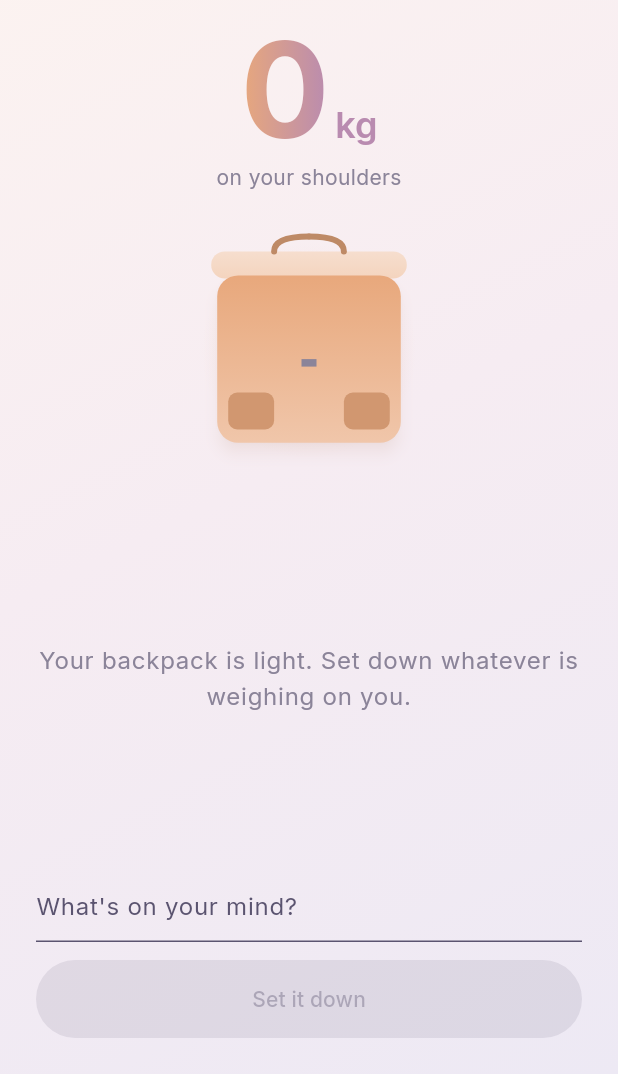
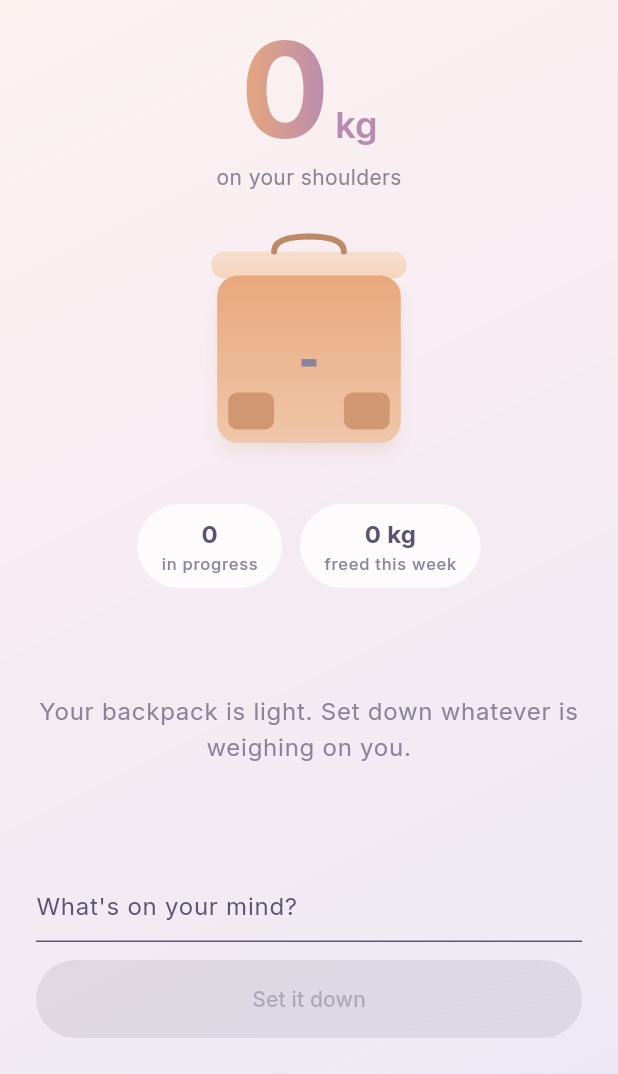
Before and after one commit to DelukDoabi/Mindow, a Flutter app: the HomeScreen screen opened by its route, on a phone screen of 412 x 824 dp, the part 162-1236 px from its top. Run offline on Flutter 3.47's test engine with Material 3 defaults, Android fonts, the phone set to English and light mode, and no system bars; our stand-ins replace flutter_riverpod, freezed_annotation, go_router, google_fonts, hive_ce, hive_ce_flutter and 3 more; missing offline and left inert: posthog_flutter; accounts and stored records are empty; generated files the repository leaves out were written again.

Commit message:
feat(mental-load): open-items count & weekly progression stat pills (Story 2.7)
Add two glass stat pills below the backpack on Home:
- Pill A: bold open-items count + muted "en cours" label
- Pill B: bold "0 kg" (stub for Epic 3) + muted "libérés cette semaine" label

New files:
- lib/features/mental_load/domain/weekly_progression_projection.dart
- lib/features/mental_load/presentation/stat_pill_row.dart
- test/features/mental_load/domain/weekly_progression_projection_test.dart
- test/features/mental_load/presentation/stat_pill_row_test.dart

Modified:
- mental_load_providers.dart: add @riverpod weeklyProgressionProvider
- mental_load_providers.g.dart: regenerated
- home_screen.dart: wire StatPillRow between backpack and expanded list
- app_fr.arb / app_en.arb: statPillOpenCountLabel, statPillKgFreedValue, statPillKgFreedLabel
- backpack_widget.dart: fix curly_braces_in_flow_control_structures lint
- test/core/router/app_router_test.dart: override weeklyProgressionProvider + tall viewport
- test/features/brain_dump/presentation/home_screen_test.dart: same

147/147 tests green, 0 analyze issues

```diff
--- a/_bmad-output/implementation-artifacts/sprint-status.yaml
+++ b/_bmad-output/implementation-artifacts/sprint-status.yaml
@@ -61,7 +61,7 @@ development_status:
   2-4-edit-and-delete-a-preoccupation: done
   2-5-display-current-mental-load: review
   2-6-animated-backpack-visualization: review
-  2-7-open-items-count-weekly-progression: backlog
+  2-7-open-items-count-weekly-progression: review
   epic-2-retrospective: optional
 
   # Epic 3: Daily Mission, Validation & History
--- a/assets/l10n/app_en.arb
+++ b/assets/l10n/app_en.arb
@@ -395,5 +395,23 @@
   "loadBandTresLourd": "very heavy",
   "@loadBandTresLourd": {
     "description": "Load band label: very heavy (80+ kg)."
+  },
+  "statPillOpenCountLabel": "in progress",
+  "@statPillOpenCountLabel": {
+    "description": "Muted label below the open preoccupations count pill."
+  },
+  "statPillKgFreedValue": "{kg} kg",
+  "@statPillKgFreedValue": {
+    "description": "Bold value shown in the kg-freed stat pill.",
+    "placeholders": {
+      "kg": {
+        "type": "int",
+        "description": "Kilograms freed this week."
+      }
+    }
+  },
+  "statPillKgFreedLabel": "freed this week",
+  "@statPillKgFreedLabel": {
+    "description": "Muted label below the kg-freed this week stat pill."
   }
 }
--- a/lib/core/l10n/app_localizations.dart
+++ b/lib/core/l10n/app_localizations.dart
@@ -673,6 +673,24 @@ abstract class AppLocalizations {
   /// In en, this message translates to:
   /// **'very heavy'**
   String get loadBandTresLourd;
+
+  /// Muted label below the open preoccupations count pill.
+  ///
+  /// In en, this message translates to:
+  /// **'in progress'**
+  String get statPillOpenCountLabel;
+
+  /// Bold value shown in the kg-freed stat pill.
+  ///
+  /// In en, this message translates to:
+  /// **'{kg} kg'**
+  String statPillKgFreedValue(int kg);
+
+  /// Muted label below the kg-freed this week stat pill.
+  ///
+  /// In en, this message translates to:
+  /// **'freed this week'**
+  String get statPillKgFreedLabel;
 }
 
 class _AppLocalizationsDelegate
--- a/lib/core/l10n/app_localizations_en.dart
+++ b/lib/core/l10n/app_localizations_en.dart
@@ -314,4 +314,15 @@ class AppLocalizationsEn extends AppLocalizations {
 
   @override
   String get loadBandTresLourd => 'very heavy';
+
+  @override
+  String get statPillOpenCountLabel => 'in progress';
+
+  @override
+  String statPillKgFreedValue(int kg) {
+    return '$kg kg';
+  }
+
+  @override
+  String get statPillKgFreedLabel => 'freed this week';
 }
--- a/lib/features/brain_dump/presentation/home_screen.dart
+++ b/lib/features/brain_dump/presentation/home_screen.dart
@@ -14,6 +14,7 @@ import 'package:mindow/features/brain_dump/presentation/crisis_support_view.dart
 import 'package:mindow/features/brain_dump/presentation/edit_preoccupation_sheet.dart';
 import 'package:mindow/features/mental_load/presentation/backpack_widget.dart';
 import 'package:mindow/features/mental_load/presentation/mental_load_hero.dart';
+import 'package:mindow/features/mental_load/presentation/stat_pill_row.dart';
 
 /// The Mental Backpack home: the single place a user sets a worry down.
 ///
@@ -137,6 +138,8 @@ class _HomeScreenState extends ConsumerState<HomeScreen> {
               Center(
                 child: BackpackWidget(onTap: _scrollListToTop),
               ),
+              const SizedBox(height: AuroreSpacing.md),
+              const StatPillRow(),
               const SizedBox(height: AuroreSpacing.lg),
               Expanded(
                 child: preoccupations.when(
--- /dev/null
+++ b/lib/features/mental_load/domain/weekly_progression_projection.dart
@@ -0,0 +1,17 @@
+/// A read-only projection combining open-items count and weekly kg freed.
+///
+/// `openCount` is derived from `openPreoccupationsProvider.length`.
+/// `kgFreedThisWeek` is a stub returning 0 in Epic 2 (no validation flow
+/// yet). It will be wired to closed-preoccupation history in Story 3.3.
+class WeeklyProgressionProjection {
+  const WeeklyProgressionProjection({
+    required this.openCount,
+    required this.kgFreedThisWeek,
+  });
+
+  /// Number of currently open preoccupations.
+  final int openCount;
+
+  /// Kg freed in the trailing 7 days. Always 0 until Story 3.3.
+  final int kgFreedThisWeek;
+}
--- a/lib/features/mental_load/presentation/backpack_widget.dart
+++ b/lib/features/mental_load/presentation/backpack_widget.dart
@@ -99,8 +99,9 @@ class _BackpackWidgetState extends ConsumerState<BackpackWidget>
 
     // Schedule animation update post-frame to avoid setState during build.
     WidgetsBinding.instance.addPostFrameCallback((_) {
-      if (mounted)
+      if (mounted) {
         _animateToBand(band.animationValue, reduceMotion: reduceMotion);
+      }
     });
 
     return Semantics(
--- /dev/null
+++ b/lib/features/mental_load/presentation/stat_pill_row.dart
@@ -0,0 +1,96 @@
+import 'package:flutter/material.dart';
+import 'package:flutter_riverpod/flutter_riverpod.dart';
+import 'package:mindow/core/design_system/aurore_colors.dart';
+import 'package:mindow/core/design_system/aurore_spacing.dart';
+import 'package:mindow/core/l10n/app_localizations.dart';
+import 'package:mindow/features/mental_load/mental_load_providers.dart';
+
+/// A row of two glass stat pills displaying the open-items count and the
+/// kg freed this week.
+///
+/// Both values are positive-framed (UX-DR5, UX-DR16): the open count uses
+/// the label "en cours" and the freed weight uses "libérés cette semaine".
+///
+/// Loading / error states render a fixed-height placeholder so the layout
+/// does not shift once the data arrives.
+class StatPillRow extends ConsumerWidget {
+  const StatPillRow({super.key});
+
+  @override
+  Widget build(BuildContext context, WidgetRef ref) {
+    final l10n = AppLocalizations.of(context);
+    final projection = ref.watch(weeklyProgressionProvider);
+
+    return projection.when(
+      loading: () => const SizedBox(height: 56),
+      error: (_, _) => _buildRow(0, 0, l10n),
+      data: (p) => _buildRow(p.openCount, p.kgFreedThisWeek, l10n),
+    );
+  }
+
+  Widget _buildRow(int openCount, int kgFreed, AppLocalizations l10n) {
+    return Semantics(
+      label:
+          '$openCount ${l10n.statPillOpenCountLabel}, '
+          '${l10n.statPillKgFreedValue(kgFreed)} ${l10n.statPillKgFreedLabel}',
+      child: ExcludeSemantics(
+        child: Row(
+          mainAxisAlignment: MainAxisAlignment.center,
+          children: [
+            _StatPill(
+              value: '$openCount',
+              label: l10n.statPillOpenCountLabel,
+            ),
+            const SizedBox(width: AuroreSpacing.md),
+            _StatPill(
+              value: l10n.statPillKgFreedValue(kgFreed),
+              label: l10n.statPillKgFreedLabel,
+            ),
+          ],
+        ),
+      ),
+    );
+  }
+}
+
+class _StatPill extends StatelessWidget {
+  const _StatPill({required this.value, required this.label});
+
+  final String value;
+  final String label;
+
+  @override
+  Widget build(BuildContext context) {
+    final theme = Theme.of(context);
+    return DecoratedBox(
+      decoration: BoxDecoration(
+        color: AuroreColors.glass,
+        borderRadius: BorderRadius.circular(AuroreRadii.pill),
+      ),
+      child: Padding(
+        padding: const EdgeInsets.symmetric(
+          horizontal: AuroreSpacing.lg,
+          vertical: AuroreSpacing.sm,
+        ),
+        child: Column(
+          mainAxisSize: MainAxisSize.min,
+          children: [
+            Text(
+              value,
+              style: theme.textTheme.titleMedium?.copyWith(
+                fontWeight: FontWeight.bold,
+                color: AuroreColors.ink,
+              ),
+            ),
+            Text(
+              label,
+              style: theme.textTheme.labelSmall?.copyWith(
+                color: AuroreColors.inkMuted,
+              ),
+            ),
+          ],
+        ),
+      ),
+    );
+  }
+}
```
Also changed, not shown: assets/l10n/app_fr.arb (+18 -0 lines), lib/core/l10n/app_localizations_fr.dart (+11 -0 lines), lib/features/mental_load/mental_load_providers.dart (+15 -0 lines), lib/features/mental_load/mental_load_providers.g.dart, 5 other files.
